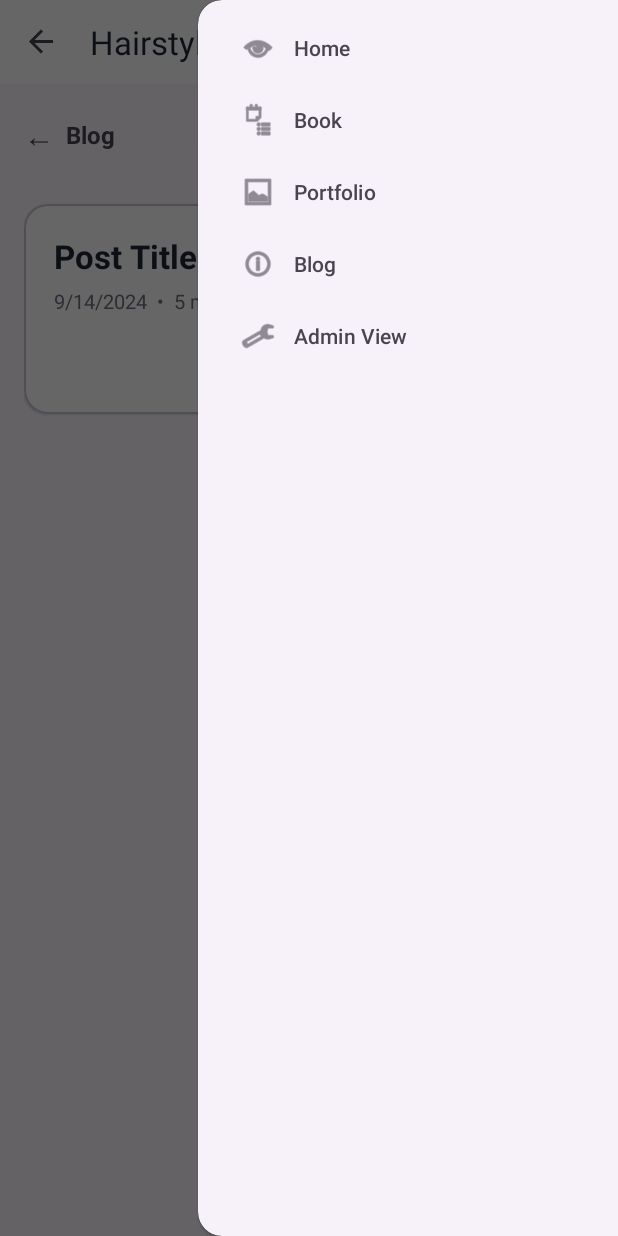
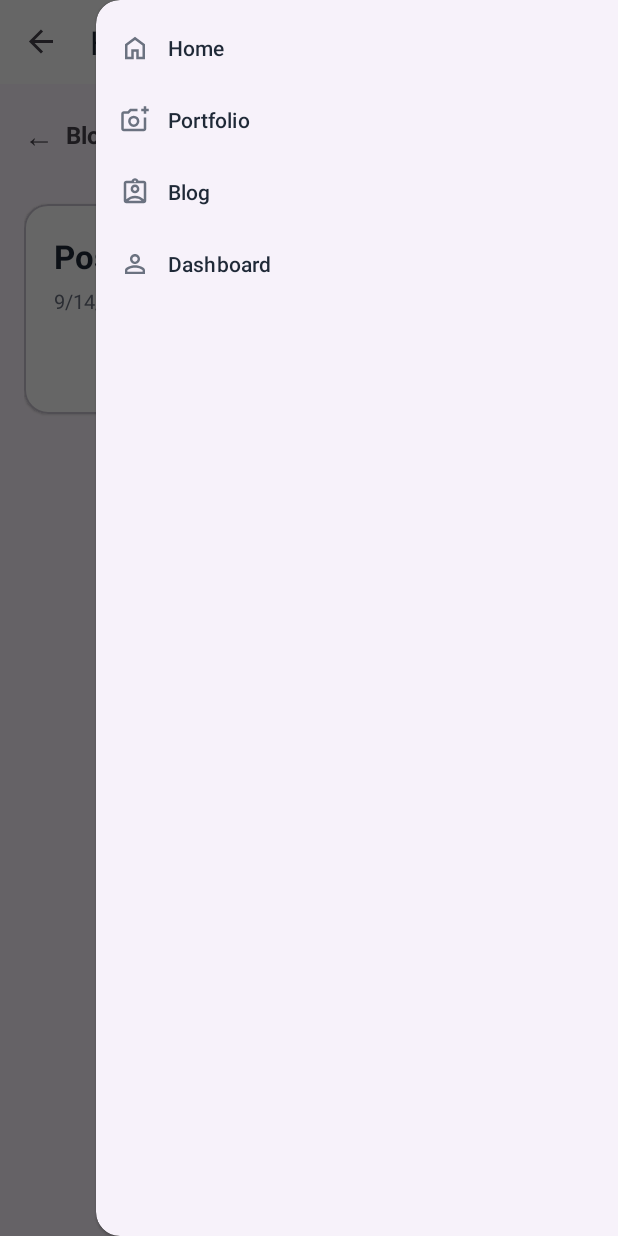
Before and after one commit to GustavoMiranda2/UI_Interface_COMP3074, an Android app: the BlogDetailActivity screen opened directly, with no data from a screen before it, with the side drawer open, on a phone screen of 412 x 824 dp. Run offline under Robolectric (Android 15) with nearby library versions, the phone set to English and light mode, and no system bars.

Commit message:
Final changes to the Blog area and Nav bar

```diff
--- a/UIPrototypeBeta/app/src/main/java/com/example/uiprototypebeta/BaseDrawerActivity.kt
+++ b/UIPrototypeBeta/app/src/main/java/com/example/uiprototypebeta/BaseDrawerActivity.kt
@@ -5,9 +5,9 @@ import android.os.Bundle
 import android.view.LayoutInflater
 import android.view.MenuItem
 import android.widget.FrameLayout
+import androidx.activity.OnBackPressedCallback
 import androidx.annotation.IdRes
 import androidx.annotation.LayoutRes
-import androidx.activity.OnBackPressedCallback
 import androidx.appcompat.app.ActionBarDrawerToggle
 import androidx.appcompat.app.AppCompatActivity
 import androidx.core.view.GravityCompat
@@ -37,8 +37,7 @@ open class BaseDrawerActivity : AppCompatActivity() {
 
         toggle = ActionBarDrawerToggle(
             this, drawerLayout, toolbar,
-            R.string.navigation_drawer_open,
-            R.string.navigation_drawer_close
+            R.string.navigation_drawer_open, R.string.navigation_drawer_close
         )
         drawerLayout.addDrawerListener(toggle)
         toggle.syncState()
@@ -58,7 +57,6 @@ open class BaseDrawerActivity : AppCompatActivity() {
                 if (drawerLayout.isDrawerOpen(GravityCompat.END)) {
                     drawerLayout.closeDrawer(GravityCompat.END)
                 } else {
-                    // Let the Activity finish/go back normally
                     isEnabled = false
                     onBackPressedDispatcher.onBackPressed()
                 }
@@ -66,19 +64,19 @@ open class BaseDrawerActivity : AppCompatActivity() {
         })
     }
 
-    /** Children inject their own content layout into the shared frame */
     protected fun setContentLayout(@LayoutRes layoutRes: Int) {
         LayoutInflater.from(this).inflate(layoutRes, contentFrame, true)
     }
 
-    /** Optional helpers */
     protected fun setToolbarTitle(text: CharSequence) { toolbar.title = text }
-    protected fun setCheckedDrawerItem(@IdRes menuId: Int) { navView.setCheckedItem(menuId) }
+
+    protected fun setCheckedDrawerItem(@IdRes menuId: Int) {
+        navView.menu.findItem(menuId)?.let { navView.setCheckedItem(menuId) }
+    }
 
     private fun onDrawerItem(item: MenuItem): Boolean {
         when (item.itemId) {
             R.id.m_home      -> if (this !is HomeActivity) startActivity(Intent(this, HomeActivity::class.java))
-            R.id.m_book      -> if (this !is BookingActivity) startActivity(Intent(this, BookingActivity::class.java))
             R.id.m_portfolio -> if (this !is PortfolioActivity) startActivity(Intent(this, PortfolioActivity::class.java))
             R.id.m_blog      -> if (this !is BlogActivity) startActivity(Intent(this, BlogActivity::class.java))
             R.id.m_admin     -> if (this !is AdminDashboardActivity) startActivity(Intent(this, AdminDashboardActivity::class.java))
--- a/UIPrototypeBeta/app/src/main/java/com/example/uiprototypebeta/BookingActivity.kt
+++ b/UIPrototypeBeta/app/src/main/java/com/example/uiprototypebeta/BookingActivity.kt
@@ -16,7 +16,7 @@ class BookingActivity : BaseDrawerActivity() {
         super.onCreate(savedInstanceState)
         setContentLayout(R.layout.content_booking)
         setToolbarTitle("Select Service")
-        setCheckedDrawerItem(R.id.m_book)
+        // NOTE: no setCheckedDrawerItem(...) here because "Book" was removed from the drawer
 
         cardHaircut = findViewById(R.id.cardHaircut)
         cardHaircutBeard = findViewById(R.id.cardHaircutBeard)
@@ -25,12 +25,13 @@ class BookingActivity : BaseDrawerActivity() {
 
         val all = listOf(cardHaircut, cardHaircutBeard, cardEyebrows)
 
+        // make cards checkable + place check icon at TOP_END
         val check = AppCompatResources.getDrawable(this, R.drawable.ic_check_24)
         all.forEach { card ->
             card.isCheckable = true
+            card.checkedIcon = check
             card.checkedIconGravity = MaterialCardView.CHECKED_ICON_GRAVITY_TOP_END
         }
-
 
         fun select(card: MaterialCardView) {
             all.forEach { it.isChecked = (it == card) }
@@ -39,5 +40,7 @@ class BookingActivity : BaseDrawerActivity() {
 
         all.forEach { card -> card.setOnClickListener { select(card) } }
 
+        // Optional: preselect one
+        // select(cardHaircut)
     }
 }
--- /dev/null
+++ b/UIPrototypeBeta/app/src/main/res/color/nav_item_icon.xml
@@ -0,0 +1,5 @@
+<?xml version="1.0" encoding="utf-8"?>
+<selector xmlns:android="http://schemas.android.com/apk/res/android">
+    <item android:state_checked="true" android:color="@android:color/white"/>
+    <item android:color="@color/brand_muted"/>
+</selector>
--- /dev/null
+++ b/UIPrototypeBeta/app/src/main/res/color/nav_item_text.xml
@@ -0,0 +1,5 @@
+<?xml version="1.0" encoding="utf-8"?>
+<selector xmlns:android="http://schemas.android.com/apk/res/android">
+    <item android:state_checked="true" android:color="@android:color/white"/>
+    <item android:color="@color/brand_text"/>
+</selector>
--- /dev/null
+++ b/UIPrototypeBeta/app/src/main/res/drawable/drawer_item_bg.xml
@@ -0,0 +1,26 @@
+<?xml version="1.0" encoding="utf-8"?>
+<selector xmlns:android="http://schemas.android.com/apk/res/android">
+    <!-- Selected -->
+    <item android:state_checked="true">
+        <shape android:shape="rectangle">
+            <corners android:radius="16dp" />
+            <solid android:color="@color/nav_selected_bg" />
+        </shape>
+    </item>
+
+    <!-- Pressed -->
+    <item android:state_pressed="true">
+        <shape android:shape="rectangle">
+            <corners android:radius="16dp" />
+            <solid android:color="@color/nav_pressed_bg" />
+        </shape>
+    </item>
+
+    <!-- Default -->
+    <item>
+        <shape android:shape="rectangle">
+            <corners android:radius="16dp" />
+            <solid android:color="@android:color/transparent" />
+        </shape>
+    </item>
+</selector>
--- /dev/null
+++ b/UIPrototypeBeta/app/src/main/res/drawable/ic_article_24.xml
@@ -0,0 +1,5 @@
+<vector xmlns:android="http://schemas.android.com/apk/res/android" android:height="24dp" android:tint="#000000" android:viewportHeight="960" android:viewportWidth="960" android:width="24dp">
+
+    <path android:fillColor="@android:color/white" android:pathData="M200,840Q167,840 143.5,816.5Q120,793 120,760L120,200Q120,167 143.5,143.5Q167,120 200,120L368,120Q382,84 412,62Q442,40 480,40Q518,40 548,62Q578,84 592,120L760,120Q793,120 816.5,143.5Q840,167 840,200L840,760Q840,793 816.5,816.5Q793,840 760,840L200,840ZM480,170Q493,170 501.5,161.5Q510,153 510,140Q510,127 501.5,118.5Q493,110 480,110Q467,110 458.5,118.5Q450,127 450,140Q450,153 458.5,161.5Q467,170 480,170ZM200,714Q254,661 325.5,630.5Q397,600 480,600Q563,600 634.5,630.5Q706,661 760,714L760,200Q760,200 760,200Q760,200 760,200L200,200Q200,200 200,200Q200,200 200,200L200,714ZM480,520Q538,520 579,479Q620,438 620,380Q620,322 579,281Q538,240 480,240Q422,240 381,281Q340,322 340,380Q340,438 381,479Q422,520 480,520ZM280,760L680,760Q680,757 680,755Q680,753 680,750Q638,715 587,697.5Q536,680 480,680Q424,680 373,697.5Q322,715 280,750Q280,753 280,755Q280,757 280,760ZM480,440Q455,440 437.5,422.5Q420,405 420,380Q420,355 437.5,337.5Q455,320 480,320Q505,320 522.5,337.5Q540,355 540,380Q540,405 522.5,422.5Q505,440 480,440ZM480,457L480,457Q480,457 480,457Q480,457 480,457L480,457Q480,457 480,457Q480,457 480,457L480,457Q480,457 480,457Q480,457 480,457Q480,457 480,457Q480,457 480,457Z"/>
+
+</vector>
--- /dev/null
+++ b/UIPrototypeBeta/app/src/main/res/drawable/ic_close_24.xml
@@ -0,0 +1,5 @@
+<vector xmlns:android="http://schemas.android.com/apk/res/android" android:autoMirrored="true" android:height="24dp" android:tint="#000000" android:viewportHeight="960" android:viewportWidth="960" android:width="24dp">
+
+    <path android:fillColor="@android:color/white" android:pathData="M440,680L440,280L240,480L440,680ZM520,840L600,840L600,120L520,120L520,840Z"/>
+
+</vector>
--- /dev/null
+++ b/UIPrototypeBeta/app/src/main/res/drawable/ic_dashboard_24.xml
@@ -0,0 +1,5 @@
+<vector xmlns:android="http://schemas.android.com/apk/res/android" android:height="24dp" android:tint="#000000" android:viewportHeight="24" android:viewportWidth="24" android:width="24dp">
+
+    <path android:fillColor="@android:color/white" android:pathData="M12,5.9c1.16,0 2.1,0.94 2.1,2.1s-0.94,2.1 -2.1,2.1S9.9,9.16 9.9,8s0.94,-2.1 2.1,-2.1m0,9c2.97,0 6.1,1.46 6.1,2.1v1.1L5.9,18.1L5.9,17c0,-0.64 3.13,-2.1 6.1,-2.1M12,4C9.79,4 8,5.79 8,8s1.79,4 4,4 4,-1.79 4,-4 -1.79,-4 -4,-4zM12,13c-2.67,0 -8,1.34 -8,4v3h16v-3c0,-2.66 -5.33,-4 -8,-4z"/>
+
+</vector>
--- /dev/null
+++ b/UIPrototypeBeta/app/src/main/res/drawable/ic_home_24.xml
@@ -0,0 +1,5 @@
+<vector xmlns:android="http://schemas.android.com/apk/res/android" android:height="24dp" android:tint="#000000" android:viewportHeight="960" android:viewportWidth="960" android:width="24dp">
+
+    <path android:fillColor="@android:color/white" android:pathData="M240,760L360,760L360,520L600,520L600,760L720,760L720,400L480,220L240,400L240,760ZM160,840L160,360L480,120L800,360L800,840L520,840L520,600L440,600L440,840L160,840ZM480,490L480,490L480,490L480,490L480,490L480,490L480,490L480,490L480,490Z"/>
+
+</vector>
--- /dev/null
+++ b/UIPrototypeBeta/app/src/main/res/drawable/ic_photo_24.xml
@@ -0,0 +1,5 @@
+<vector xmlns:android="http://schemas.android.com/apk/res/android" android:height="24dp" android:tint="#000000" android:viewportHeight="960" android:viewportWidth="960" android:width="24dp">
+
+    <path android:fillColor="@android:color/white" android:pathData="M440,520L440,520L440,520L440,520L440,520L440,520Q440,520 440,520Q440,520 440,520L440,520Q440,520 440,520Q440,520 440,520L440,520Q440,520 440,520Q440,520 440,520L440,520L440,520ZM120,840Q87,840 63.5,816.5Q40,793 40,760L40,280Q40,247 63.5,223.5Q87,200 120,200L246,200L320,120L560,120L560,200L355,200L282,280L120,280Q120,280 120,280Q120,280 120,280L120,760Q120,760 120,760Q120,760 120,760L760,760Q760,760 760,760Q760,760 760,760L760,400L840,400L840,760Q840,793 816.5,816.5Q793,840 760,840L120,840ZM760,280L760,200L680,200L680,120L760,120L760,40L840,40L840,120L920,120L920,200L840,200L840,280L760,280ZM440,700Q515,700 567.5,647.5Q620,595 620,520Q620,445 567.5,392.5Q515,340 440,340Q365,340 312.5,392.5Q260,445 260,520Q260,595 312.5,647.5Q365,700 440,700ZM440,620Q398,620 369,591Q340,562 340,520Q340,478 369,449Q398,420 440,420Q482,420 511,449Q540,478 540,520Q540,562 511,591Q482,620 440,620Z"/>
+
+</vector>
--- a/UIPrototypeBeta/app/src/main/res/layout/activity_drawer_base.xml
+++ b/UIPrototypeBeta/app/src/main/res/layout/activity_drawer_base.xml
@@ -29,9 +29,18 @@
 
     <com.google.android.material.navigation.NavigationView
         android:id="@+id/navView"
-        android:layout_width="280dp"
+        android:layout_width="wrap_content"
         android:layout_height="match_parent"
         android:layout_gravity="end"
-        app:menu="@menu/drawer_menu"/>
+        android:fitsSystemWindows="true"
+        app:menu="@menu/drawer_menu"
+        app:itemIconSize="20dp"
+        app:itemHorizontalPadding="16dp"
+        app:itemIconPadding="12dp"
+        app:itemTextColor="@color/nav_item_text"
+        app:itemIconTint="@color/nav_item_icon"
+        app:itemBackground="@drawable/drawer_item_bg"
+        app:itemRippleColor="@color/brand_primary"/>
+
 
 </androidx.drawerlayout.widget.DrawerLayout>
--- /dev/null
+++ b/UIPrototypeBeta/app/src/main/res/layout/nav_divider.xml
@@ -0,0 +1,13 @@
+<?xml version="1.0" encoding="utf-8"?>
+<FrameLayout xmlns:android="http://schemas.android.com/apk/res/android"
+    android:layout_width="match_parent"
+    android:layout_height="16dp">
+
+    <View
+        android:layout_width="match_parent"
+        android:layout_height="1dp"
+        android:layout_gravity="center_vertical"
+        android:layout_marginStart="16dp"
+        android:layout_marginEnd="16dp"
+        android:background="@color/brand_muted" />
+</FrameLayout>
--- a/UIPrototypeBeta/app/src/main/res/menu/drawer_menu.xml
+++ b/UIPrototypeBeta/app/src/main/res/menu/drawer_menu.xml
@@ -1,8 +1,35 @@
 <?xml version="1.0" encoding="utf-8"?>
-<menu xmlns:android="http://schemas.android.com/apk/res/android">
-    <item android:id="@+id/m_home" android:title="Home" android:icon="@android:drawable/ic_menu_view"/>
-    <item android:id="@+id/m_book" android:title="Book" android:icon="@android:drawable/ic_menu_agenda"/>
-    <item android:id="@+id/m_portfolio" android:title="Portfolio" android:icon="@android:drawable/ic_menu_gallery"/>
-    <item android:id="@+id/m_blog" android:title="Blog" android:icon="@android:drawable/ic_menu_info_details"/>
-    <item android:id="@+id/m_admin" android:title="Admin View" android:icon="@android:drawable/ic_menu_manage"/>
+<menu xmlns:android="http://schemas.android.com/apk/res/android"
+    xmlns:app="http://schemas.android.com/apk/res-auto">
+
+    <!-- Main (single-select) -->
+    <group android:checkableBehavior="single">
+        <item
+            android:id="@+id/m_home"
+            android:icon="@drawable/ic_home_24"
+            android:title="Home" />
+        <item
+            android:id="@+id/m_portfolio"
+            android:icon="@drawable/ic_photo_24"
+            android:title="Portfolio" />
+        <item
+            android:id="@+id/m_blog"
+            android:icon="@drawable/ic_article_24"
+            android:title="Blog" />
+    </group>
+
+    <!-- Visual divider
+    <item
+        android:id="@+id/m_divider"
+        android:enabled="false"
+        app:actionLayout="@layout/nav_divider" />-->
+
+    <!-- Admin (still checkable so it can highlight when opened) -->
+    <group android:checkableBehavior="single">
+        <item
+            android:id="@+id/m_admin"
+            android:icon="@drawable/ic_dashboard_24"
+            android:title="Dashboard" />
+    </group>
+
 </menu>
--- a/UIPrototypeBeta/app/src/main/res/values/colors.xml
+++ b/UIPrototypeBeta/app/src/main/res/values/colors.xml
@@ -7,4 +7,6 @@
     <color name="chip_bg">#F3F4F6</color>
     <color name="surface_soft">#F1F2F6</color>
     <color name="white">#FFFFFF</color>
+    <color name="nav_selected_bg">#0B0E1A</color>
+    <color name="nav_pressed_bg">#1A0B0E1A</color>
 </resources>
```
